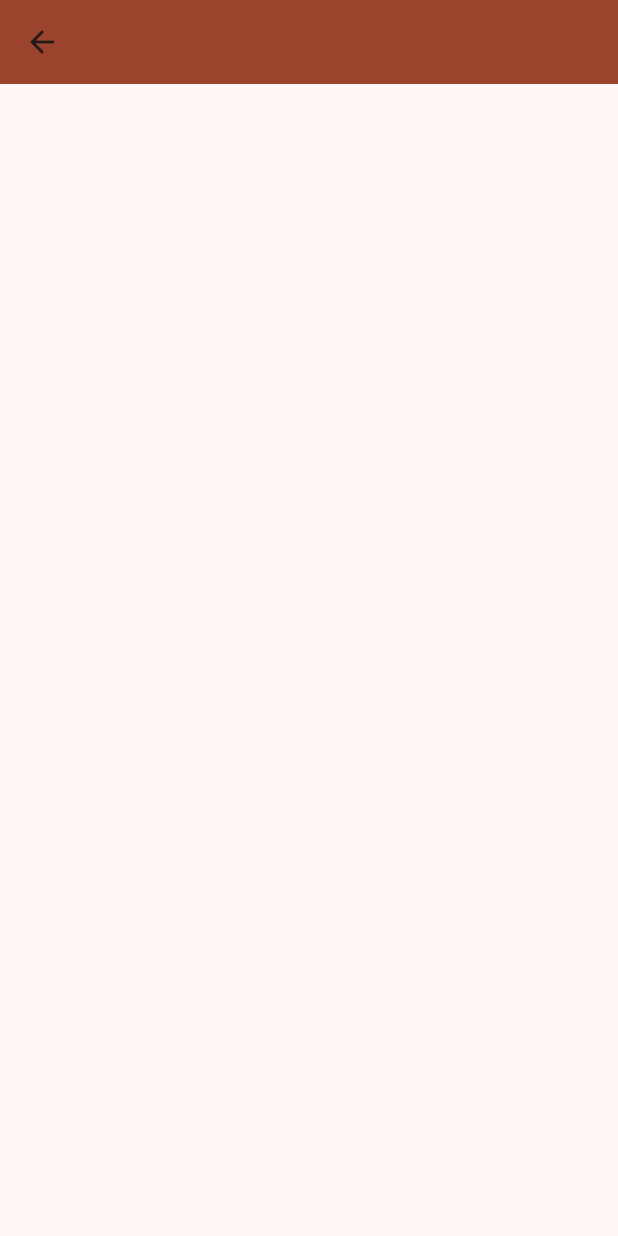
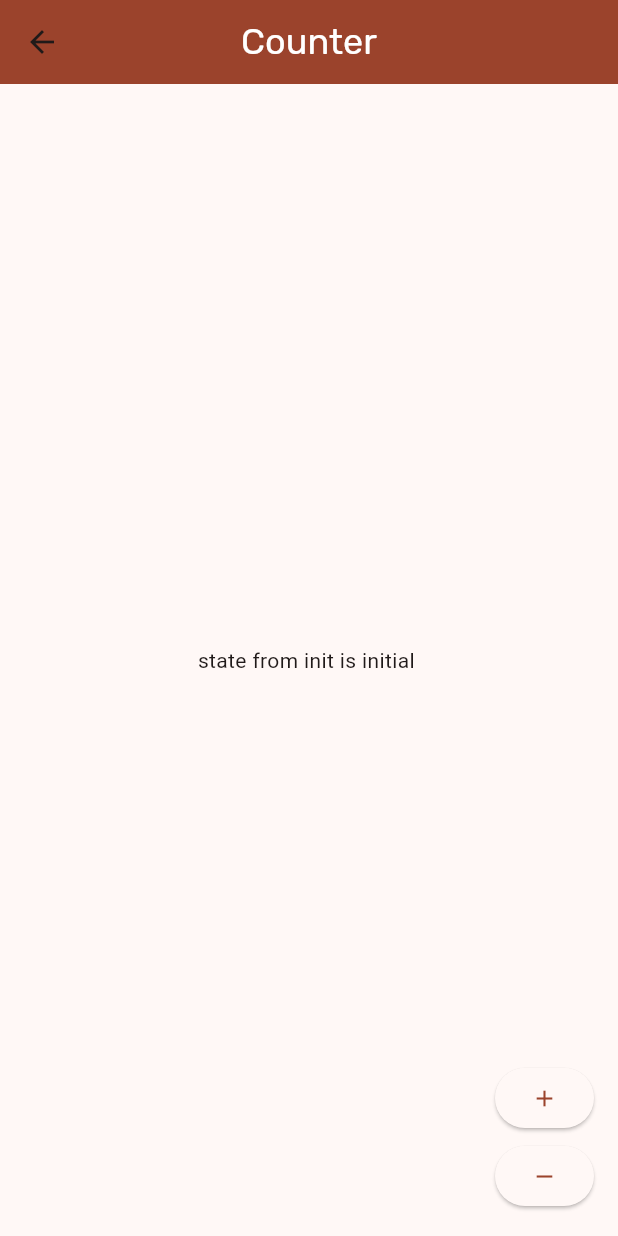
Before and after one commit to medkira/cookiestudio, a Flutter app: the screen it shows after launch, after a tap on "Skip", on a phone screen of 412 x 824 dp. Run offline on Flutter 3.47's test engine with Material 2 defaults, Android fonts, the phone set to English and light mode, and no system bars; our stand-ins replace animated_splash_screen, bloc, flutter_bloc, flutter_svg, smooth_page_indicator; generated files the repository leaves out were written again.

Commit message:
add bloc onboarding view

```diff
--- a/front_end/lib/presentation/login/login_view.dart
+++ /dev/null
@@ -1,17 +0,0 @@
-import 'package:flutter/material.dart';
-
-class LoginView extends StatefulWidget {
-  const LoginView({super.key});
-
-  @override
-  State<LoginView> createState() => _LoginViewState();
-}
-
-class _LoginViewState extends State<LoginView> {
-  @override
-  Widget build(BuildContext context) {
-    return Scaffold(
-      appBar: AppBar(),
-    );
-  }
-}
--- /dev/null
+++ b/front_end/lib/presentation/login/view/login_view.dart
@@ -0,0 +1,58 @@
+import 'package:flutter/material.dart';
+import 'package:flutter_bloc/flutter_bloc.dart';
+
+import '../viewmodel/cubit/login_viewmodel_cubit.dart';
+
+class LoginView extends StatefulWidget {
+  const LoginView({super.key});
+
+  @override
+  State<LoginView> createState() => _LoginViewState();
+}
+
+class _LoginViewState extends State<LoginView> {
+  @override
+  Widget build(BuildContext context) {
+    return BlocProvider(
+      create: (context) => LoginViewmodelCubit(),
+      child: const CounterPage(),
+    );
+  }
+}
+
+class CounterPage extends StatelessWidget {
+  const CounterPage({super.key});
+
+  @override
+  Widget build(BuildContext context) {
+    return Scaffold(
+      appBar: AppBar(title: const Text('Counter')),
+      body: BlocBuilder<LoginViewmodelCubit, LoginViewmodelState>(
+        builder: (context, state) {
+          if (state is LoginViewmodelInitial) {
+            return const Center(child: Text('state from init is initial '));
+          } else if (state is LoginViewmodelCounterState) {
+            return Center(child: Text('${(state).count}'));
+          } else {
+            return const Center(child: Text('empty'));
+          }
+        },
+      ),
+      floatingActionButton: Column(
+        crossAxisAlignment: CrossAxisAlignment.end,
+        mainAxisAlignment: MainAxisAlignment.end,
+        children: <Widget>[
+          ElevatedButton(
+            child: const Icon(Icons.add),
+            onPressed: () => context.read<LoginViewmodelCubit>().increment(),
+          ),
+          const SizedBox(height: 4),
+          ElevatedButton(
+            child: const Icon(Icons.remove),
+            onPressed: () => context.read<LoginViewmodelCubit>().decrement(),
+          ),
+        ],
+      ),
+    );
+  }
+}
--- /dev/null
+++ b/front_end/lib/presentation/login/viewmodel/cubit/login_viewmodel_cubit.dart
@@ -0,0 +1,36 @@
+import 'package:bloc/bloc.dart';
+import 'package:meta/meta.dart';
+
+part 'login_viewmodel_state.dart';
+
+class LoginViewmodelCubit extends Cubit<LoginViewmodelState> {
+  LoginViewmodelCubit() : super(LoginViewmodelInitial());
+  // LoginViewmodelCounterState(count: 0);
+
+  void increment() {
+    if (state is LoginViewmodelCounterState) {
+      final count = (state as LoginViewmodelCounterState).count + 1;
+      final updatedState = LoginViewmodelCounterState(count: count);
+      emit(updatedState);
+    } else {
+      emit(LoginViewmodelCounterState(count: 1));
+      // emit(Test(count: 1));
+    }
+  }
+
+  void decrement() {
+    final count = (state as LoginViewmodelCounterState).count - 1;
+    final updatedState = LoginViewmodelCounterState(count: count);
+    emit(updatedState);
+  }
+}
+
+
+
+    // final count = (state as LoginViewmodelCounterState).count + 1;
+    // final updatedState = LoginViewmodelCounterState(count: count);
+    // emit(updatedState);
+
+    // final count = state.count + 1;
+    // final updatedState = LoginViewmodelCounterState(count: count);
+    // emit(updatedState);
--- /dev/null
+++ b/front_end/lib/presentation/login/viewmodel/cubit/login_viewmodel_state.dart
@@ -0,0 +1,16 @@
+part of 'login_viewmodel_cubit.dart';
+
+@immutable
+sealed class LoginViewmodelState {}
+
+final class LoginViewmodelInitial extends LoginViewmodelState {}
+
+final class LoginViewmodelCounterState extends LoginViewmodelState {
+  final int count;
+  LoginViewmodelCounterState({this.count = 0});
+}
+
+final class Test extends LoginViewmodelState {
+  final int count;
+  Test({required this.count});
+}
--- a/front_end/lib/presentation/onboarding/view/onboarding_view.dart
+++ b/front_end/lib/presentation/onboarding/view/onboarding_view.dart
@@ -1,7 +1,7 @@
 import 'package:cookiestudio/domain/models.dart';
-import 'package:cookiestudio/presentation/onboarding/viewmodel/onboarding_viewmodel.dart';
 import 'package:flutter/material.dart';
 import 'package:flutter/services.dart';
+import 'package:flutter_bloc/flutter_bloc.dart';
 import 'package:flutter_svg/flutter_svg.dart';
 import 'package:cookiestudio/presentation/resources/color_manager.dart';
 import 'package:cookiestudio/presentation/resources/routes_manager.dart';
@@ -9,34 +9,50 @@ import 'package:cookiestudio/presentation/resources/strings_manager.dart';
 import 'package:cookiestudio/presentation/resources/values_manager.dart';
 import 'package:smooth_page_indicator/smooth_page_indicator.dart';
 
+import '../viewmodel/cubit/onboarding_viewmodel_cubit.dart';
+
 class OnboardingView extends StatefulWidget {
   const OnboardingView({super.key});
-
   @override
   State<OnboardingView> createState() => _OnboardingViewState();
 }
 
 class _OnboardingViewState extends State<OnboardingView> {
-  final PageController _pageController = PageController(initialPage: 0);
-
-  final OnboardingViewModel _viewModel = OnboardingViewModel();
-
-  _bind() {
-    _viewModel.start();
-  }
-
-  @override
-  void initState() {
-    _bind();
-    super.initState();
+  final OnboardingViewmodelCubit viewModel = OnboardingViewmodelCubit();
+  void bind() {
+    viewModel.start();
   }
 
   @override
   Widget build(BuildContext context) {
-    return StreamBuilder<SliderViewObject>(
-      stream: _viewModel.outputSliderViewObject,
-      builder: (context, snapShot) {
-        return _getContentWidget(snapShot.data);
+    // # create instance of viewmodel "create a cube".
+
+    return BlocProvider(
+      create: (context) => viewModel,
+      child: ContentWidget(context: context),
+    );
+  }
+
+  // # Call the _bind() method here to start a bind between the the view and the viewwmodel.
+  // # will run  once when the widget is built.
+  @override
+  void initState() {
+    bind();
+    super.initState();
+  }
+}
+
+class ContentWidget extends StatelessWidget {
+  final PageController _pageController = PageController(initialPage: 0);
+  final BuildContext context;
+  ContentWidget({super.key, required this.context});
+
+  @override
+  Widget build(BuildContext context) {
+    return BlocBuilder<OnboardingViewmodelCubit, OnboardingViewmodelState>(
+      builder: (context, state) {
+        return _getContentWidget(
+            ((state as OnboardingViewModelSliderObject).sliderViewObject));
       },
     );
   }
@@ -58,11 +74,6 @@ class _OnboardingViewState extends State<OnboardingView> {
         body: PageView.builder(
           controller: _pageController,
           itemCount: sliderViewObject.numberOfSlide,
-          // onPageChanged: (index) {
-          //   setState(() {
-          //     _currentIndex = index;
-          //   });
-          // },
           itemBuilder: ((context, index) {
             return OnBoardingPage(
                 sliderObject: sliderViewObject.sliderObject[index]);
@@ -142,12 +153,12 @@ class _OnboardingViewState extends State<OnboardingView> {
         ),
       );
     }
-  }
 
-  @override
-  void dispose() {
-    _viewModel.dispose();
-    super.dispose();
+    // @override
+    // void dispose() {
+    //   _viewModel.dispose();
+    //   super.dispose();
+    // }
   }
 }
 
@@ -185,3 +196,40 @@ class OnBoardingPage extends StatelessWidget {
     );
   }
 }
+
+
+
+
+
+
+
+
+// class OnboardingView extends StatefulWidget {
+//   const OnboardingView({super.key});
+
+//   @override
+//   State<OnboardingView> createState() => _OnboardingViewState();
+// }
+
+// class _OnboardingViewState extends State<OnboardingView> {
+//   // # create instance of viewmodel
+//   final OnboardingViewmodel _viewModel = OnboardingViewmodel();
+
+//   _bind() {
+//     _viewModel.start();
+//   }
+
+//   @override
+//   void initState() {
+//     _bind();
+//     super.initState();
+//   }
+
+//   @override
+//   Widget build(BuildContext context) {
+//     return BlocProvider(
+//       create: (context) => _viewModel,
+//       child: ContentWidget(context: context),
+//     );
+//   }
+// }
--- /dev/null
+++ b/front_end/lib/presentation/onboarding/viewmodel/cubit/onboarding_viewmodel_cubit.dart
@@ -0,0 +1,35 @@
+import 'package:bloc/bloc.dart';
+import 'package:meta/meta.dart';
+
+import '../../../../domain/models.dart';
+import '../../../resources/assets_manager.dart';
+import '../../../resources/strings_manager.dart';
+
+part 'onboarding_viewmodel_state.dart';
+
+class OnboardingViewmodelCubit extends Cubit<OnboardingViewmodelState> {
+  OnboardingViewmodelCubit() : super(OnboardingViewmodelInitial());
+
+  // // # Function that create a SliderViewObject
+  // OnboardingViewModelSliderObject _getSliderViewObject() =>
+  //     OnboardingViewModelSliderObject(
+  //         _getSliderData().length, _getSliderData());
+
+  void start() {
+    emit(OnboardingViewModelSliderObject(
+        _getSliderData().length, _getSliderData()));
+  }
+
+// # if this a normal networking http req this data will come from the data file
+// # [data => repo => viewModel => view]
+  List<SliderObject> _getSliderData() => [
+        SliderObject(AppStrings.onBoardingTitle1,
+            AppStrings.onBoardingSubTitle1, ImageAssets.onBoardingLogo1),
+        SliderObject(AppStrings.onBoardingSubTitle2,
+            AppStrings.onBoardingSubTitle2, ImageAssets.onBoardingLogo2),
+        SliderObject(AppStrings.onBoardingSubTitle3,
+            AppStrings.onBoardingSubTitle3, ImageAssets.onBoardingLogo3),
+        SliderObject(AppStrings.onBoardingSubTitle4,
+            AppStrings.onBoardingSubTitle4, ImageAssets.onBoardingLogo4),
+      ];
+}
--- a/front_end/lib/presentation/onboarding/viewmodel/onboarding_viewmodel.dart
+++ b/front_end/lib/presentation/onboarding/viewmodel/onboarding_viewmodel.dart
@@ -1,64 +1,64 @@
-import 'dart:async';
+// import 'dart:async';
 
-import 'package:cookiestudio/domain/models.dart';
-import 'package:cookiestudio/presentation/base/baseviewmodel.dart';
-import 'package:cookiestudio/presentation/resources/assets_manager.dart';
-import 'package:cookiestudio/presentation/resources/strings_manager.dart';
+// import 'package:cookiestudio/domain/models.dart';
+// import 'package:cookiestudio/presentation/base/baseviewmodel.dart';
+// import 'package:cookiestudio/presentation/resources/assets_manager.dart';
+// import 'package:cookiestudio/presentation/resources/strings_manager.dart';
 
-class OnboardingViewModel extends BaseViewModel
-    implements OnboardingViewModelInputs, OnboardingViewModelOutputs {
-  // # stream controllers
+// class OnboardingViewModel extends BaseViewModel
+//     implements OnboardingViewModelInputs, OnboardingViewModelOutputs {
+//   // # stream controllers
 
-  final StreamController _streamController =
-      StreamController<SliderViewObject>();
-  late final List<SliderObject> slideList;
+//   final StreamController _streamController =
+//       StreamController<SliderViewObject>();
+//   late final List<SliderObject> slideList;
 
-  // # OnBoarding ViewModel inputs
-  @override
-  void dispose() {
-    _streamController.close();
-  }
+//   // # OnBoarding ViewModel inputs
+//   @override
+//   void dispose() {
+//     _streamController.close();
+//   }
 
-  @override
-  void start() {
-    slideList = _getSliderDate();
-    _postDataToView();
-  }
+//   @override
+//   void start() {
+//     slideList = _getSliderDate();
+//     _postDataToView();
+//   }
 
-  @override
-  Sink get inputSliderViewObject => _streamController.sink;
+//   @override
+//   Sink get inputSliderViewObject => _streamController.sink;
 
-  // # OnBoarding ViewModel outputs
+//   // # OnBoarding ViewModel outputs
 
-  @override
-  Stream<SliderViewObject> get outputSliderViewObject =>
-      _streamController.stream.map((slideViewObject) => slideViewObject);
+//   @override
+//   Stream<SliderViewObject> get outputSliderViewObject =>
+//       _streamController.stream.map((slideViewObject) => slideViewObject);
 
-  // * onboarding private function
+//   // * onboarding private function
 
-  void _postDataToView() {
-    inputSliderViewObject.add(SliderViewObject(
-        numberOfSlide: slideList.length, sliderObject: slideList));
-  }
+//   void _postDataToView() {
+//     inputSliderViewObject.add(SliderViewObject(
+//         numberOfSlide: slideList.length, sliderObject: slideList));
+//   }
 
-  List<SliderObject> _getSliderDate() => [
-        SliderObject(AppStrings.onBoardingTitle1,
-            AppStrings.onBoardingSubTitle1, ImageAssets.onBoardingLogo1),
-        SliderObject(AppStrings.onBoardingSubTitle2,
-            AppStrings.onBoardingSubTitle2, ImageAssets.onBoardingLogo2),
-        SliderObject(AppStrings.onBoardingSubTitle3,
-            AppStrings.onBoardingSubTitle3, ImageAssets.onBoardingLogo3),
-        SliderObject(AppStrings.onBoardingSubTitle4,
-            AppStrings.onBoardingSubTitle4, ImageAssets.onBoardingLogo4),
-      ];
-}
+//   List<SliderObject> _getSliderDate() => [
+//         SliderObject(AppStrings.onBoardingTitle1,
+//             AppStrings.onBoardingSubTitle1, ImageAssets.onBoardingLogo1),
+//         SliderObject(AppStrings.onBoardingSubTitle2,
+//             AppStrings.onBoardingSubTitle2, ImageAssets.onBoardingLogo2),
+//         SliderObject(AppStrings.onBoardingSubTitle3,
+//             AppStrings.onBoardingSubTitle3, ImageAssets.onBoardingLogo3),
+//         SliderObject(AppStrings.onBoardingSubTitle4,
+//             AppStrings.onBoardingSubTitle4, ImageAssets.onBoardingLogo4),
+//       ];
+// }
 
-abstract class OnboardingViewModelInputs {
-  // * stream controller inputs
-  Sink get inputSliderViewObject;
-}
+// abstract class OnboardingViewModelInputs {
+//   // * stream controller inputs
+//   Sink get inputSliderViewObject;
+// }
 
-abstract class OnboardingViewModelOutputs {
-  // * stream controller output
-  Stream<SliderViewObject> get outputSliderViewObject;
-}
+// abstract class OnboardingViewModelOutputs {
+//   // * stream controller output
+//   Stream<SliderViewObject> get outputSliderViewObject;
+// }
--- a/front_end/lib/presentation/resources/routes_manager.dart
+++ b/front_end/lib/presentation/resources/routes_manager.dart
@@ -1,6 +1,6 @@
 import 'package:flutter/material.dart';
 import 'package:cookiestudio/presentation/forgot_password/forgot_password_view.dart';
-import 'package:cookiestudio/presentation/login/login_view.dart';
+import 'package:cookiestudio/presentation/login/view/login_view.dart';
 import 'package:cookiestudio/presentation/main/main_view.dart';
 import 'package:cookiestudio/presentation/onboarding/view/onboarding_view.dart';
 import 'package:cookiestudio/presentation/register/register_view.dart';
--- a/front_end/lib/presentation/splash/splash_view.dart
+++ b/front_end/lib/presentation/splash/splash_view.dart
@@ -24,19 +24,7 @@ class _SplashViewState extends State<SplashView> {
         ),
       ),
       duration: AppConstants.splashDelay,
-      nextScreen: OnboardingView(),
+      nextScreen: const OnboardingView(),
     );
   }
 }
-
-
-// Scaffold(
-//       backgroundColor: lightColorScheme.background,
-//       body: const Center(
-//         child: Image(
-//           image: AssetImage(
-//             ImageAssets.splashLogo,
-//           ),
-//         ),
-//       ),
-//     );
```
Also changed, not shown: front_end/lib/data/responses.dart (added, +46 -0 lines), front_end/lib/presentation/onboarding/viewmodel/cubit/onboarding_viewmodel_state.dart (added, +17 -0 lines), front_end/pubspec.yaml (+10 -0 lines), front_end/pubspec.lock, 1 other file.
